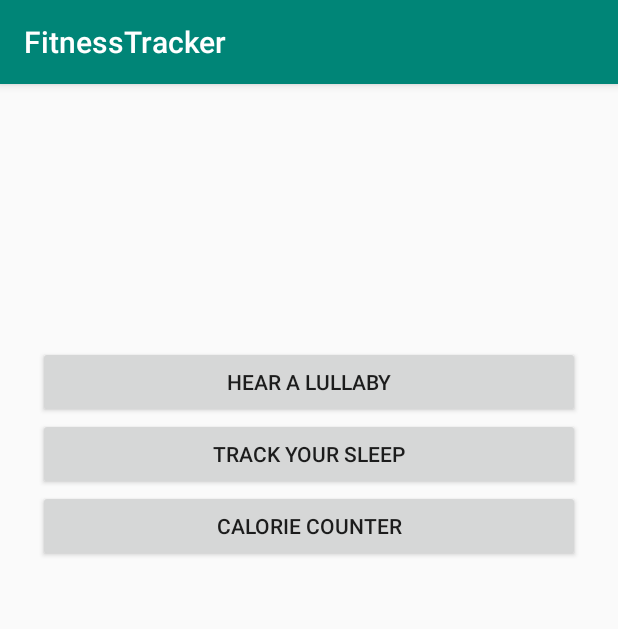
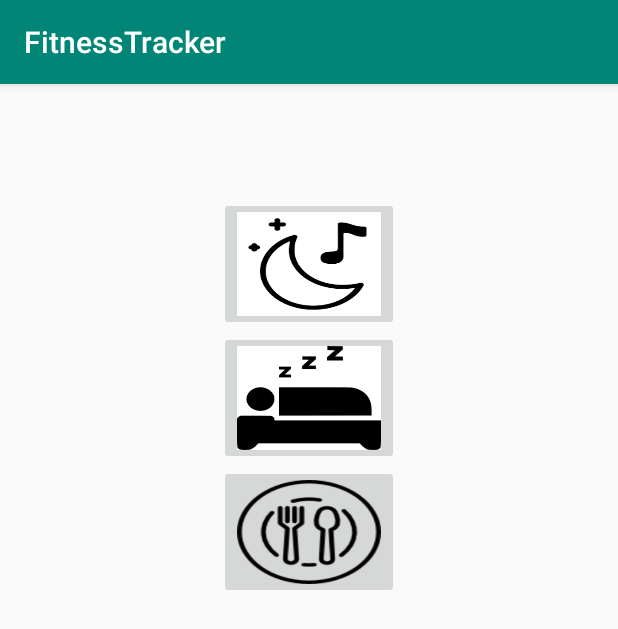
Before and after one commit to khyap17274/CSS-HACKATHON-2019, an Android app: the screen it shows after launch (MainActivity), on a phone screen of 412 x 824 dp. Shown: the top 629 px of the screen. Run offline under Robolectric (Android 15) with nearby library versions, the phone set to English and light mode, and no system bars.

Commit message:
made buttons in main page icons

```diff
--- a/FitnessTracker/app/src/main/java/com/example/fitnesstracker/MainActivity.java
+++ b/FitnessTracker/app/src/main/java/com/example/fitnesstracker/MainActivity.java
@@ -8,6 +8,7 @@
 import android.view.MenuItem;
 import android.view.View;
 import android.widget.Button;
+import android.widget.ImageButton;
 import android.widget.TextView;
 
 import java.util.List;
@@ -16,9 +17,13 @@
 
 public class MainActivity extends AppCompatActivity {
 
-    private Button sleepSoundBtn;
-    private Button sleepTrackerBtn;
-    private Button calorieCounterBtn;
+//    private Button sleepSoundBtn;
+//    private Button sleepTrackerBtn;
+//    private Button calorieCounterBtn;
+
+    private ImageButton sleepSoundBtn;
+    private ImageButton sleepTrackerBtn;
+    private ImageButton calorieCounterBtn;
     @Override
     protected void onCreate(Bundle savedInstanceState) {
         super.onCreate(savedInstanceState);
@@ -30,11 +35,12 @@
         List<Intake> intakes = getIntakes();
         u.setIntakes(intakes);
         UserInSession userInSession = UserInSession.getInstance(u);
+        goToTracker();
+        goToSound();
         goToCalorie();
-        goToSound();
-        goToTracker();
 
     }
+
 
     private void goToTracker(){
         sleepTrackerBtn.setOnClickListener(
--- a/FitnessTracker/app/src/main/res/layout/activity_main.xml
+++ b/FitnessTracker/app/src/main/res/layout/activity_main.xml
@@ -11,27 +11,54 @@
     android:padding="25dp"
     >
 
-    <Button
+    <!--<Button-->
+        <!--android:id="@+id/sleepsound_btn"-->
+        <!--android:layout_width="match_parent"-->
+        <!--android:layout_height="wrap_content"-->
+        <!--android:layout_alignParentTop="true"-->
+        <!--android:layout_centerHorizontal="true"-->
+        <!--android:layout_marginTop="149dp"-->
+        <!--android:text="@string/hear_a_lullaby" />-->
+    <!--<Button-->
+        <!--android:id = "@+id/sleeptracker_btn"-->
+        <!--android:layout_width="match_parent"-->
+        <!--android:layout_height="wrap_content"-->
+        <!--android:text = "@string/track_your_sleep"-->
+        <!--android:layout_below="@+id/sleepsound_btn"-->
+        <!--/>-->
+    <!--<Button-->
+        <!--android:id = "@+id/caloriecounter_btn"-->
+        <!--android:layout_width="match_parent"-->
+        <!--android:layout_height="wrap_content"-->
+        <!--android:text="@string/calorie_counter"-->
+        <!--android:layout_below="@+id/sleeptracker_btn"-->
+        <!--/>-->
+    <ImageButton
         android:id="@+id/sleepsound_btn"
-        android:layout_width="match_parent"
-        android:layout_height="wrap_content"
+        android:contentDescription="@string/hear_a_lullaby"
+        android:layout_width="120dp"
+        android:layout_height="89dp"
         android:layout_alignParentTop="true"
-        android:layout_centerHorizontal="true"
-        android:layout_marginTop="149dp"
-        android:text="@string/hear_a_lullaby" />
-    <Button
-        android:id = "@+id/sleeptracker_btn"
-        android:layout_width="match_parent"
-        android:layout_height="wrap_content"
-        android:text = "@string/track_your_sleep"
+        android:layout_marginTop="50dp"
+        android:scaleType="fitXY"
+        android:src="@drawable/lullaby_icon" />
+
+    <ImageButton
+        android:id="@+id/sleeptracker_btn"
+        android:contentDescription="@string/track_your_sleep"
+        android:layout_width="120dp"
+        android:layout_height="89dp"
         android:layout_below="@+id/sleepsound_btn"
-        />
-    <Button
-        android:id = "@+id/caloriecounter_btn"
-        android:layout_width="match_parent"
-        android:layout_height="wrap_content"
-        android:text="@string/calorie_counter"
+        android:scaleType="fitXY"
+        android:src="@drawable/sleep_icon" />
+
+    <ImageButton
+        android:id="@+id/caloriecounter_btn"
+        android:contentDescription="@string/calorie_counter"
+        android:layout_width="120dp"
+        android:layout_height="89dp"
         android:layout_below="@+id/sleeptracker_btn"
-        />
+        android:scaleType="fitXY"
+        android:src="@drawable/food_icon" />
 
 </RelativeLayout>
```
Also changed, not shown: FitnessTracker/app/src/main/res/drawable/food_icon.png (added), FitnessTracker/app/src/main/res/drawable/lullaby_icon.png (added), FitnessTracker/app/src/main/res/drawable/sleep_icon.png (added).
